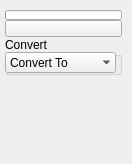
Old version of the form ui/1_base_menus/2_sub_menus/3_main_menus/convert.ui in the repository m3trik/Scripts_portable.
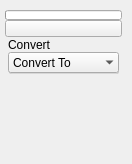
New version of the form. Custom widgets are drawn as their Qt base class.

The edit to the form file:
```diff
--- a/ui/1_base_menus/2_sub_menus/3_main_menus/convert.ui
+++ b/ui/1_base_menus/2_sub_menus/3_main_menus/convert.ui
@@ -91,7 +91,13 @@
            <property name="minimumSize">
             <size>
              <width>0</width>
-             <height>38</height>
+             <height>37</height>
+            </size>
+           </property>
+           <property name="maximumSize">
+            <size>
+             <width>111</width>
+             <height>999</height>
             </size>
            </property>
            <property name="title">
```
